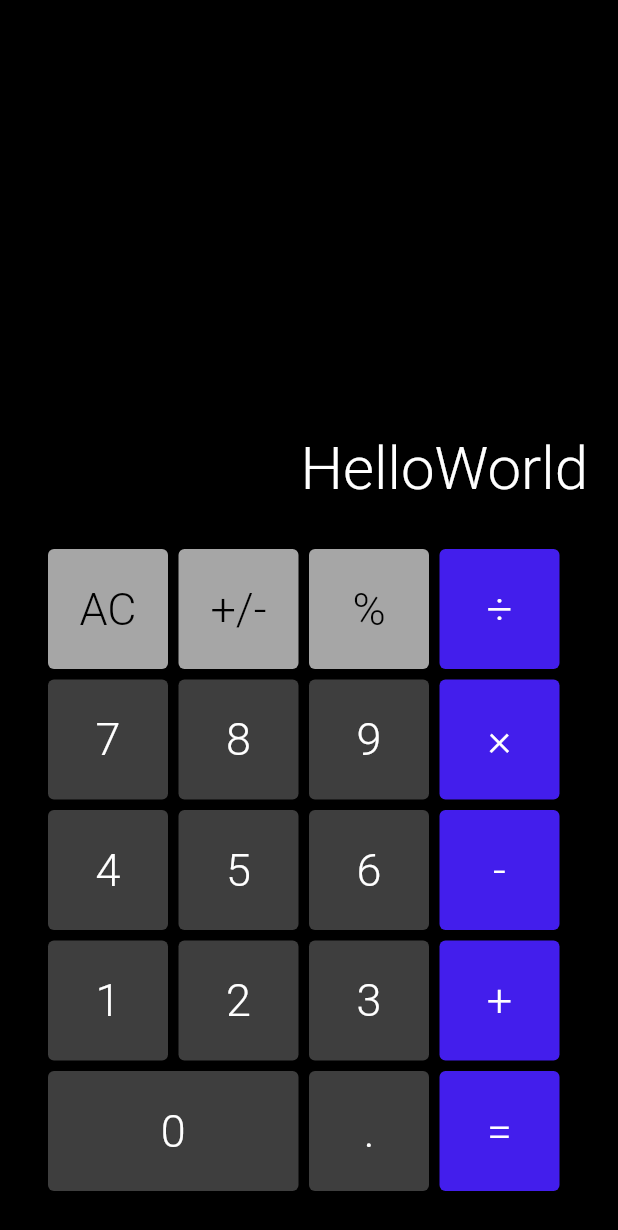
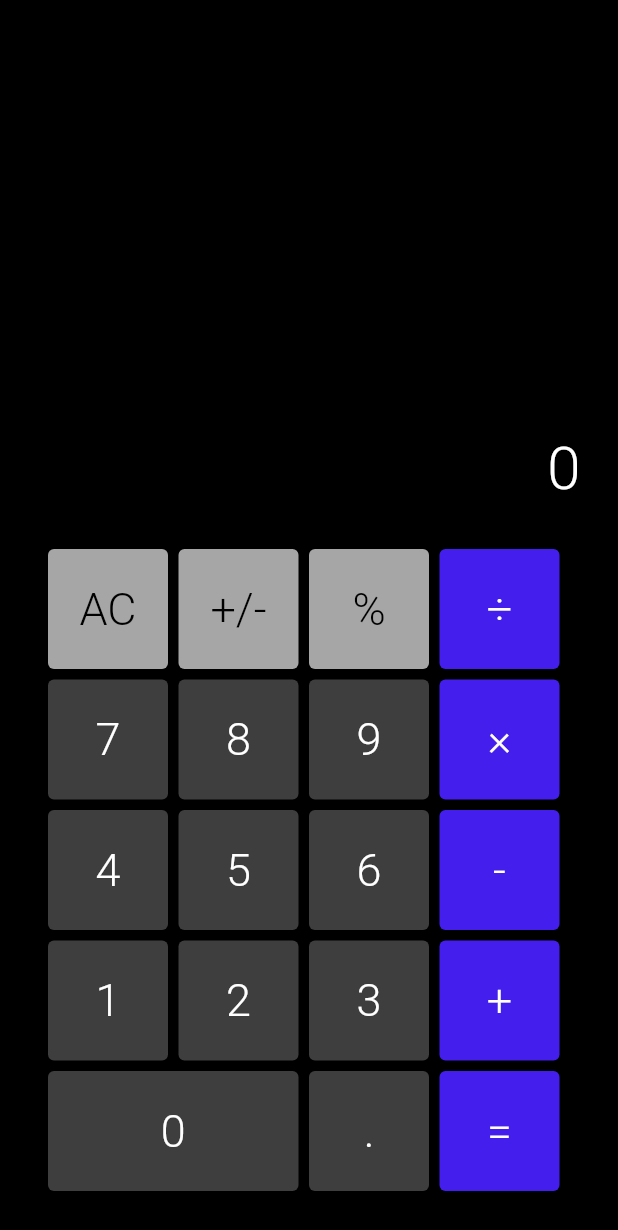
Before and after one commit to k-aoshima/Calc, a Flutter app: the screen it shows after launch, on a phone screen of 412 x 824 dp. Shown: the top 1230 px of the screen. Run offline on Flutter 3.47's test engine with Material 2 defaults, Android fonts, the phone set to English and light mode, and no system bars.

Commit message:
計算機能追加

```diff
--- a/calc/lib/key_widget.dart
+++ b/calc/lib/key_widget.dart
@@ -1,3 +1,5 @@
+import 'dart:ffi';
+
 import 'package:flutter/material.dart';
 
 enum KeyType{
@@ -14,14 +16,21 @@ enum KeyType{
   Multiplication
 }
 
-class KeyWidget{
+class KeyWidget extends StatelessWidget{
 
   double _buttonWidth = 0;
   double _buttonHeight = 0;
   Color _buttonColor = Colors.black;
   Color _textClor = Colors.black;
+  KeyType _keyType = KeyType.Normal;
+  String _text = '';
+  final Function(String, KeyType)? onPressedCallback;
 
-  KeyWidget(KeyType keyType){
+  KeyWidget(KeyType keyType, this.onPressedCallback, [String text = '']){
+
+    _keyType = keyType;
+    _text = text;
+
     switch(keyType){
       case KeyType.Normal:
       case KeyType.Period:
@@ -61,7 +70,44 @@ class KeyWidget{
     }
   }
 
-  Widget KeyButton(String text) {
+
+  String _getText(String text){
+    if(text == ''){
+      switch(_keyType){
+        case KeyType.Period:
+          return '.';
+        case KeyType.Zero:
+          return '0';
+        case KeyType.AC:
+          return 'AC';
+        case KeyType.PlusMinus:
+          return '+/-';
+        case KeyType.Persent:
+          return '%';
+        case KeyType.Division:
+          return '÷';
+        case KeyType.Equal:
+          return '=';
+        case KeyType.Minus:
+          return '-';
+        case KeyType.Plus:
+          return '+';
+        case KeyType.Multiplication:
+          return '×';
+        default:
+          return text;
+      }
+    }
+    else{
+      return text;
+    }
+  }
+
+
+
+  @override
+  Widget build(BuildContext context) {
+
     return Padding(
     padding: EdgeInsetsDirectional.fromSTEB(0, 0, 7, 0),
       child: SizedBox(
@@ -72,9 +118,10 @@ class KeyWidget{
             primary: _buttonColor,
           ),
           onPressed: (){
+            onPressedCallback!(_text, _keyType);
           },
           child: Text(
-            text,
+            _getText(_text),
             style: TextStyle(
               fontSize: 30,
               color: _textClor,
--- a/calc/lib/main.dart
+++ b/calc/lib/main.dart
@@ -13,7 +13,7 @@ class MyApp extends StatelessWidget {
   Widget build(BuildContext context) {
     return MaterialApp(
       title: 'Flutter Demo',
-      theme: ThemeData(
+      theme:  ThemeData(
 
         primarySwatch: Colors.blue,
       ),
@@ -30,14 +30,109 @@ class MyHomePage extends StatefulWidget {
   State<MyHomePage> createState() => _MyHomePageState();
 }
 
+
+
 class _MyHomePageState extends State<MyHomePage> {
-  int _counter = 0;
 
-  void _incrementCounter() {
+
+  String _result = '0';
+  double _calcuration = 0;
+  double _memory = 0;
+  bool _reset = false;
+  bool _periodFlag = false;
+  String _clearText = '';
+
+  KeyType _calcType = KeyType.Normal;
+
+
+  void keyPress(String text, KeyType keyType){
+
+    switch(keyType){
+      case KeyType.Normal:
+      case KeyType.Zero:
+
+        if(_reset){
+          _result = text;
+          _reset = false;
+          _calcuration = double.parse(text);
+        }
+        else{
+          _result += text;
+          _calcuration = double.parse(_result);
+        }
+
+      break;
+      case KeyType.AC:
+
+        setState(() {
+          _result = '0';
+          _reset = true;
+          _clearText = 'AC';
+        });
+
+        return;
+      case KeyType.Minus:
+      case KeyType.Plus:
+      case KeyType.Division:
+      case KeyType.Multiplication:
+        _memory = _calcuration;
+        _calcType = keyType;
+        _reset = true;
+        return;
+
+      case KeyType.Period:
+        _periodFlag = true;
+
+        break;
+      case KeyType.PlusMinus:
+        if(_result.contains('-')){
+          _calcuration = double.parse(_result.replaceAll('-', ''));
+        }else{
+          _calcuration = double.parse('-' + _result);
+        }
+        break;
+      case KeyType.Persent:
+        _calcuration = _calcuration * 0.01;
+        break;
+
+      case KeyType.Equal:
+        _calcuration = calcuration(_memory, _calcuration);
+        _calcType = KeyType.Normal;
+        break;
+
+    }
+
     setState(() {
 
-      _counter++;
+      _clearText = 'C';
+      _result = _calcuration.toString();
+      int periodPos = _result.indexOf('.');
+      String buff = _result.substring(periodPos + 1, _result.length).replaceAll('0', '');
+      if(buff.isEmpty){
+        _result = _result.substring(0, periodPos);
+      }
+      if(_periodFlag & !_result.contains('.')){
+        _result = _result + '.';
+        _periodFlag = false;
+      }
     });
+  }
+
+  double calcuration(double previous_section, double later_section){
+
+    switch(_calcType){
+
+      case KeyType.Minus:
+        return previous_section - later_section;
+      case KeyType.Plus:
+        return previous_section + later_section;
+      case KeyType.Division:
+        return previous_section / later_section;
+      case KeyType.Multiplication:
+        return previous_section * later_section;
+      default:
+        return 0;
+    }
   }
 
   @override
@@ -56,13 +151,13 @@ class _MyHomePageState extends State<MyHomePage> {
                 mainAxisAlignment: MainAxisAlignment.end,
                 crossAxisAlignment: CrossAxisAlignment.center,
                 children: [
-                  Padding(padding: EdgeInsetsDirectional.fromSTEB(0,0,10,0),
+                  Padding(padding: EdgeInsetsDirectional.fromSTEB(0,0,15,0),
                     child: Row(
                       mainAxisSize: MainAxisSize.max,
                       mainAxisAlignment: MainAxisAlignment.end,
                       children:[
                         Text(
-                          'HelloWorld',
+                          _result,
                           style: TextStyle(
                               fontSize: 40,
                               color: Colors.white,
@@ -80,13 +175,13 @@ class _MyHomePageState extends State<MyHomePage> {
                       mainAxisAlignment: MainAxisAlignment.center,
                       children: [
                         // AC
-                        KeyWidget(KeyType.AC).KeyButton('AC'),
+                        KeyWidget(KeyType.AC, keyPress, _clearText),
                         // +/-
-                        KeyWidget(KeyType.PlusMinus).KeyButton('+/-'),
+                        KeyWidget(KeyType.PlusMinus, keyPress),
                         // %
-                        KeyWidget(KeyType.Persent).KeyButton('%'),
+                        KeyWidget(KeyType.Persent, keyPress),
                         // ÷
-                        KeyWidget(KeyType.Division).KeyButton('÷'),
+                        KeyWidget(KeyType.Division, keyPress),
                       ],
                     ),
                   ),
@@ -99,13 +194,13 @@ class _MyHomePageState extends State<MyHomePage> {
                       mainAxisAlignment: MainAxisAlignment.center,
                       children: [
                         // 7
-                        KeyWidget(KeyType.Normal).KeyButton('7'),
+                        KeyWidget(KeyType.Normal, keyPress, '7'),
                         // 8
-                        KeyWidget(KeyType.Normal).KeyButton('8'),
+                        KeyWidget(KeyType.Normal, keyPress, '8'),
                         // 9
-                        KeyWidget(KeyType.Normal).KeyButton('9'),
+                        KeyWidget(KeyType.Normal, keyPress, '9'),
                         // ×
-                        KeyWidget(KeyType.Multiplication).KeyButton('×'),
+                        KeyWidget(KeyType.Multiplication, keyPress),
                       ],
                     ),
                   ),
@@ -118,13 +213,13 @@ class _MyHomePageState extends State<MyHomePage> {
                       mainAxisAlignment: MainAxisAlignment.center,
                       children: [
                         // 4
-                        KeyWidget(KeyType.Normal).KeyButton('4'),
+                        KeyWidget(KeyType.Normal, keyPress, '4'),
                         // 5
-                        KeyWidget(KeyType.Normal).KeyButton('5'),
+                        KeyWidget(KeyType.Normal, keyPress, '5'),
                         // 6
-                        KeyWidget(KeyType.Normal).KeyButton('6'),
+                        KeyWidget(KeyType.Normal, keyPress, '6'),
                         // -
-                        KeyWidget(KeyType.Minus).KeyButton('-'),
+                        KeyWidget(KeyType.Minus, keyPress),
                       ],
                     ),
                   ),
@@ -137,13 +232,13 @@ class _MyHomePageState extends State<MyHomePage> {
                       mainAxisAlignment: MainAxisAlignment.center,
                       children: [
                         // 1
-                        KeyWidget(KeyType.Normal).KeyButton('1'),
+                        KeyWidget(KeyType.Normal, keyPress, '1'),
                         // 2
-                        KeyWidget(KeyType.Normal).KeyButton('2'),
+                        KeyWidget(KeyType.Normal, keyPress, '2'),
                         // 3
-                        KeyWidget(KeyType.Normal).KeyButton('3'),
+                        KeyWidget(KeyType.Normal, keyPress, '3'),
                         // +
-                        KeyWidget(KeyType.Plus).KeyButton('+'),
+                        KeyWidget(KeyType.Plus, keyPress),
                       ],
                     ),
                   ),
@@ -156,11 +251,11 @@ class _MyHomePageState extends State<MyHomePage> {
                       mainAxisAlignment: MainAxisAlignment.center,
                       children: [
                         // 0
-                        KeyWidget(KeyType.Zero).KeyButton('0'),
+                        KeyWidget(KeyType.Zero, keyPress, '0'),
                         // .
-                        KeyWidget(KeyType.Period).KeyButton('.'),
+                        KeyWidget(KeyType.Period, keyPress),
                         // =
-                        KeyWidget(KeyType.Equal).KeyButton('='),
+                        KeyWidget(KeyType.Equal, keyPress),
                       ],
                     ),
                   ),
```
